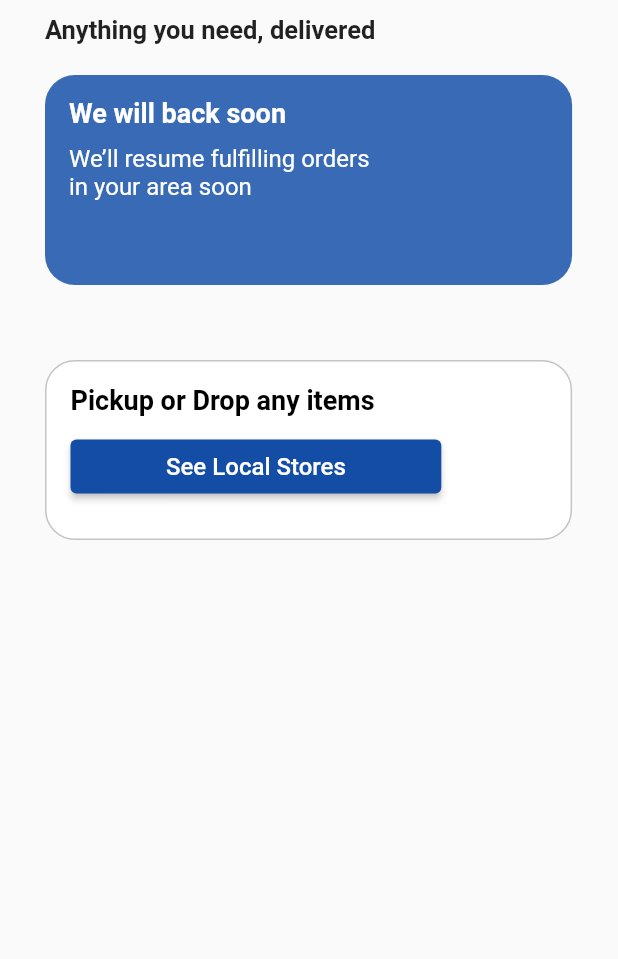
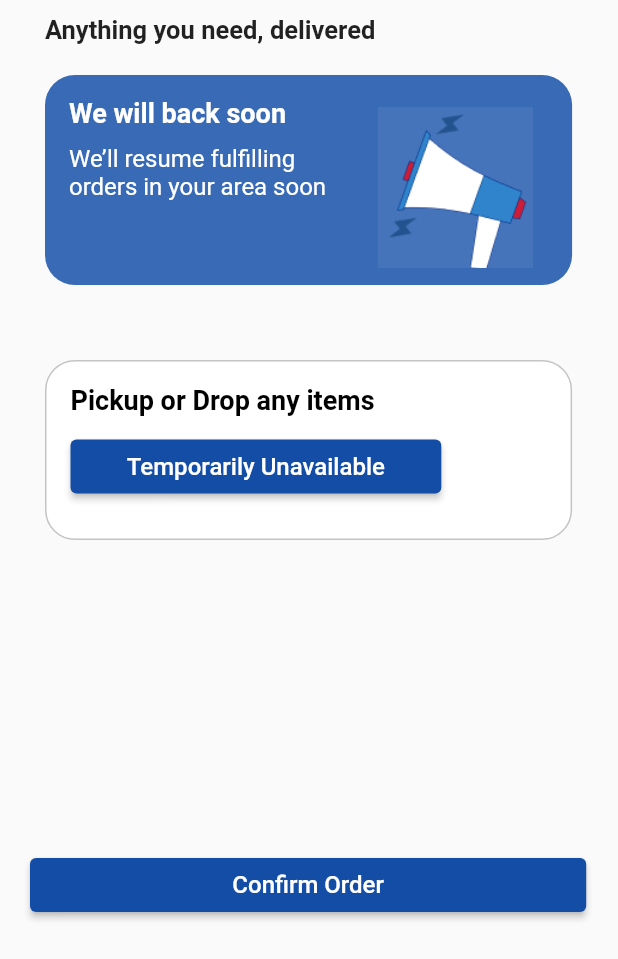
Before and after one commit to goyalnishant27/customer-app, a Flutter app: the CourierScreen widget shown alone on an empty page, opened directly, on a phone screen of 412 x 824 dp. Shown: the top 959 px of the screen. Run offline on Flutter 3.47's test engine with Material 2 defaults, Android fonts, the phone set to English and light mode, and no system bars; our stand-ins replace animated_splash_screen, carousel_slider, dotted_line, flutter_screenutil, get, pin_code_fields and 3 more; missing offline and left inert: flutter_webview_plugin; accounts and stored records are empty; network calls fail; project files that could hold a hidden picture were left out.

Commit message:
made ui changes

```diff
--- a/lib/layout_home.dart
+++ b/lib/layout_home.dart
@@ -260,7 +260,7 @@ class _LayoutHomeState extends State<LayoutHome> {
               SizedBox(height: MediaQuery.of(context).size.height * 0.47,
                 child: Container(
                   margin: EdgeInsets.only(left: 10, right: 10),
-                  child: GridView.builder(
+                  child: GridView.builder(physics: NeverScrollableScrollPhysics(),
                         gridDelegate: const SliverGridDelegateWithMaxCrossAxisExtent(
                              maxCrossAxisExtent: 120,
                     childAspectRatio: 0.66,
--- a/lib/welcome/components/courier_screen.dart
+++ b/lib/welcome/components/courier_screen.dart
@@ -8,6 +8,7 @@ class CourierScreen extends StatelessWidget {
     return Container(
       child: Container(
         margin: EdgeInsets.only(left: 20, right: 10),
+        child: SingleChildScrollView(
           child: Column(
             crossAxisAlignment: CrossAxisAlignment.start,
             children: [
@@ -21,14 +22,21 @@ class CourierScreen extends StatelessWidget {
             decoration: BoxDecoration(borderRadius: BorderRadius.circular(20.0), color: Color(0xFF386AB5)),
             child: Container(
               margin: EdgeInsets.only(left: 16, top: 15),
-            child: Column(
+              child: Row(
                 crossAxisAlignment: CrossAxisAlignment.start,
                 children: [
-              Container(width: MediaQuery.of(context).size.width * 0.6, child: Text("We will back soon", maxLines: 3, style: TextStyle(color: Colors.white, fontSize: 18.0, fontWeight: FontWeight.bold),)),
+                  Column(
+                    crossAxisAlignment: CrossAxisAlignment.start,
+                    children: [
+                    Container(width: MediaQuery.of(context).size.width * 0.5, child: Text("We will back soon", maxLines: 3, style: TextStyle(color: Colors.white, fontSize: 18.0, fontWeight: FontWeight.bold),)),
                     SizedBox(height: 10,),
-              Container(width: MediaQuery.of(context).size.width * 0.5, child: Text("We’ll resume fulfilling orders in your area soon", maxLines: 3, style: TextStyle(color: Colors.white, fontSize: 16.0, fontWeight: FontWeight.normal))),
-              SizedBox(height: 10,),
+                    Container(width: MediaQuery.of(context).size.width * 0.45, child: Text("We’ll resume fulfilling orders in your area soon", maxLines: 3, style: TextStyle(color: Colors.white, fontSize: 16.0, fontWeight: FontWeight.normal))),
+                    // SizedBox(height: 10,),
                   ]),
+
+                  Image.asset("Assets/Images/horn.png", height: 120, width: MediaQuery.of(context).size.width * 0.25,),
+                ],
+              ),
             ),
           ),
           SizedBox(height: 40,),
@@ -49,12 +57,21 @@ class CourierScreen extends StatelessWidget {
                   child: ElevatedButton(onPressed: (){
 
                                     // Navigator.pop(context);
-                                }, child: Text("See Local Stores", style: TextStyle(fontSize: 16.0),), style: ElevatedButton.styleFrom(primary: Color(0xFF134DA5)),),
+                                  }, child: Text("Temporarily Unavailable", style: TextStyle(fontSize: 16.0),), style: ElevatedButton.styleFrom(primary: Color(0xFF134DA5)),),
                 )
               ]),
             ),
+          ),
+          SizedBox(height: MediaQuery.of(context).size.height * 0.25,),
+          Container(
+                  width: MediaQuery.of(context).size.width * 0.9,
+                  child: ElevatedButton(onPressed: (){
+
+                                    // Navigator.pop(context);
+                                  }, child: Text("Confirm Order", style: TextStyle(fontSize: 16.0),), style: ElevatedButton.styleFrom(primary: Color(0xFF134DA5)),),
                 )
             ],
+          ),
         ),
       )
       // Image.asset("Assets/Images/courierScreen.png", height: MediaQuery.of(context).size.height * 1.0, width:  MediaQuery.of(context).size.width * 1.0, fit: BoxFit.fill,),
```
Also changed, not shown: lib/all_screens.dart (+14 -4 lines), lib/views/google_serach_cities.dart (+4 -6 lines), Assets/Images/courierIcon.png (added), Assets/Images/horn.png (added). Lines whose indentation alone changed are shown as unchanged.
